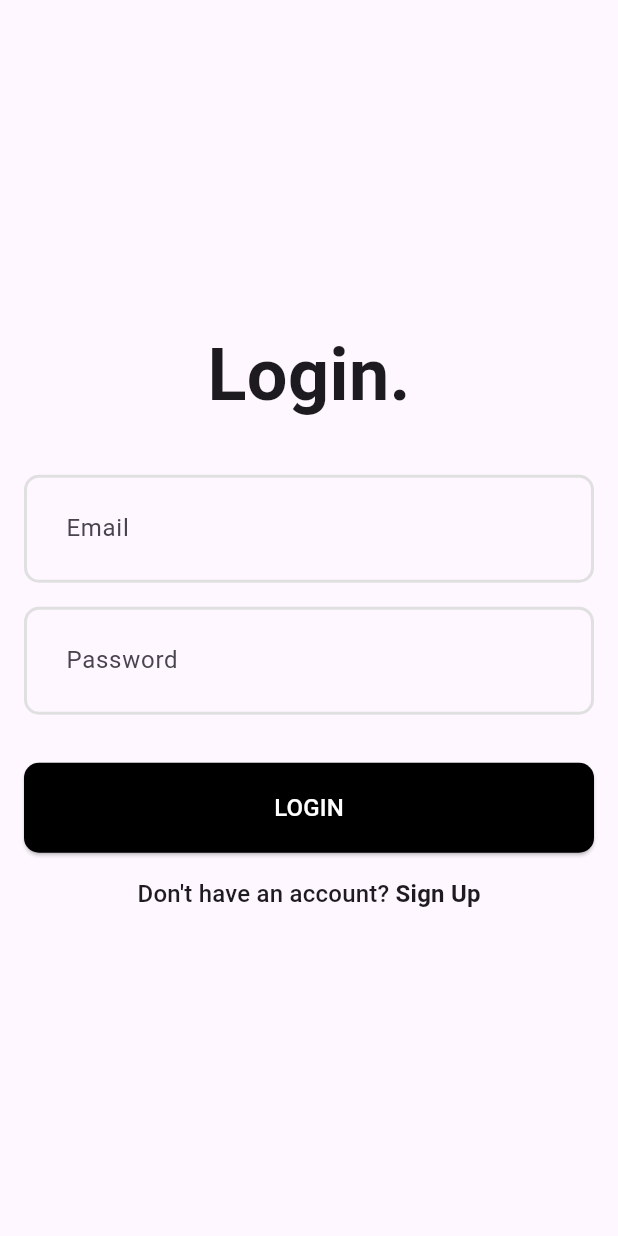
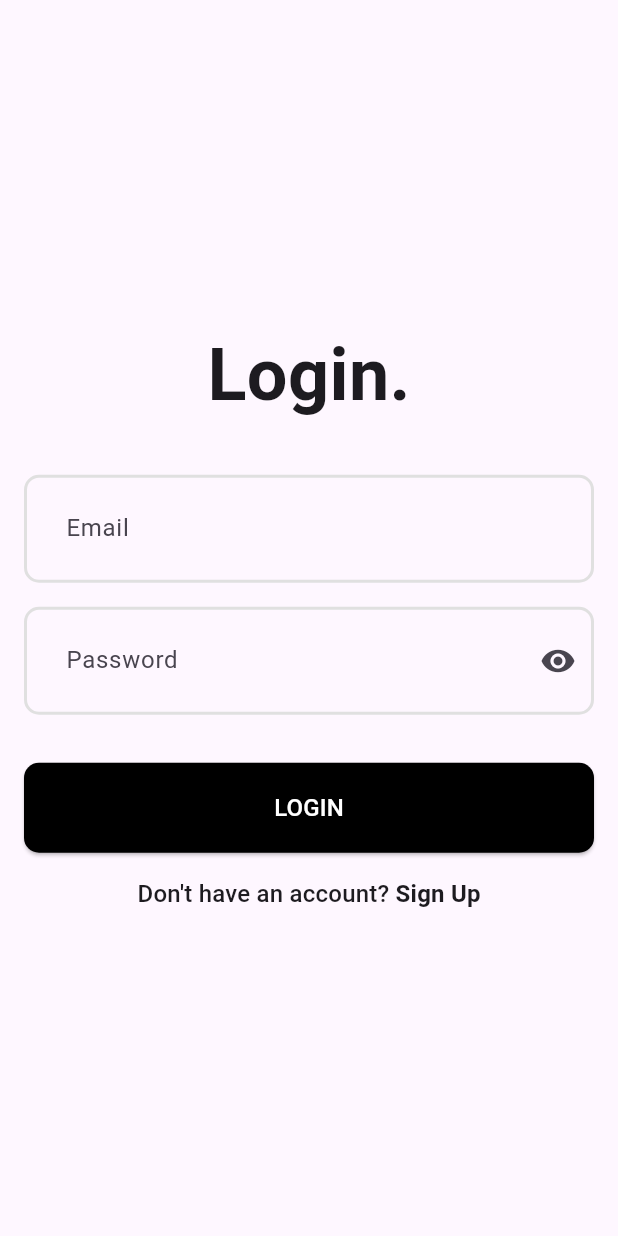
Before and after one commit to hayohtee/task_app, a Flutter app: the screen it shows after launch, on a phone screen of 412 x 824 dp. Run offline on Flutter 3.47's test engine with Material 3 defaults, Android fonts, the phone set to English and light mode, and no system bars; our stand-ins replace flutter_bloc, loading_indicator.

Commit message:
Add password visibility toggle

```diff
--- a/frontend/lib/features/auth/screens/login_screen.dart
+++ b/frontend/lib/features/auth/screens/login_screen.dart
@@ -62,7 +62,20 @@ class _LoginScreenState extends State<LoginScreen> {
                     SizedBox(height: 16),
                     TextFormField(
                       controller: _passwordController,
-                      decoration: InputDecoration(hintText: "Password"),
+                      obscureText: _obscureText,
+                      decoration: InputDecoration(
+                        hintText: "Password",
+                        suffixIcon: IconButton(
+                          onPressed: () {
+                            setState(() {
+                              _obscureText = !_obscureText;
+                            });
+                          },
+                          icon: Icon(
+                            _obscureText ? Icons.visibility : Icons.visibility_off,
+                          ),
+                        ),
+                      ),
                       textInputAction: TextInputAction.done,
                       keyboardType: TextInputType.visiblePassword,
                       validator: (value) {
```
